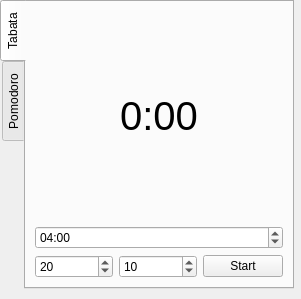
disbeliever/tabata, file ui/main.ui: the form before one commit.
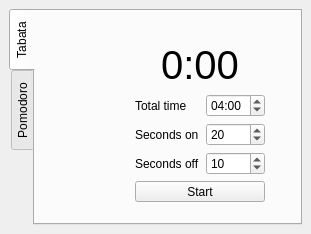
The form after the commit.

Diff of the .ui file:
```diff
--- a/ui/main.ui
+++ b/ui/main.ui
@@ -6,23 +6,17 @@
    <rect>
     <x>0</x>
     <y>0</y>
-    <width>301</width>
-    <height>299</height>
+    <width>311</width>
+    <height>232</height>
    </rect>
   </property>
   <property name="windowTitle">
    <string>Tabata</string>
   </property>
   <widget class="QWidget" name="centralwidget">
+   <layout class="QGridLayout" name="gridLayout_2">
+    <item row="0" column="0">
    <widget class="QTabWidget" name="tabWidget">
-    <property name="geometry">
-     <rect>
-      <x>0</x>
-      <y>0</y>
-      <width>294</width>
-      <height>289</height>
-     </rect>
-    </property>
     <property name="sizePolicy">
      <sizepolicy hsizetype="Maximum" vsizetype="Maximum">
       <horstretch>0</horstretch>
@@ -39,8 +33,15 @@
      <attribute name="title">
       <string>Tabata</string>
      </attribute>
-     <layout class="QHBoxLayout" name="horizontalLayout_2">
-      <item>
+       <widget class="QWidget" name="">
+        <property name="geometry">
+         <rect>
+          <x>100</x>
+          <y>30</y>
+          <width>130</width>
+          <height>161</height>
+         </rect>
+        </property>
        <layout class="QVBoxLayout" name="verticalLayout">
         <item>
          <widget class="QLabel" name="timerLabel">
@@ -64,6 +65,15 @@
          </widget>
         </item>
         <item>
+          <layout class="QGridLayout" name="gridLayout">
+           <item row="0" column="0">
+            <widget class="QLabel" name="labelTotalTime">
+             <property name="text">
+              <string>Total time</string>
+             </property>
+            </widget>
+           </item>
+           <item row="0" column="1">
          <widget class="QTimeEdit" name="timeEdit">
           <property name="time">
            <time>
@@ -77,9 +87,14 @@
           </property>
          </widget>
         </item>
-        <item>
-         <layout class="QHBoxLayout" name="horizontalLayout">
-          <item>
+           <item row="1" column="0">
+            <widget class="QLabel" name="label">
+             <property name="text">
+              <string>Seconds on</string>
+             </property>
+            </widget>
+           </item>
+           <item row="1" column="1">
            <widget class="QSpinBox" name="spinBoxInterval">
             <property name="toolTip">
              <string>Time to do exercise, seconds</string>
@@ -89,7 +104,14 @@
             </property>
            </widget>
           </item>
-          <item>
+           <item row="2" column="0">
+            <widget class="QLabel" name="label_2">
+             <property name="text">
+              <string>Seconds off</string>
+             </property>
+            </widget>
+           </item>
+           <item row="2" column="1">
            <widget class="QSpinBox" name="spinBoxPause">
             <property name="toolTip">
              <string>Time to rest, seconds</string>
@@ -99,8 +121,16 @@
             </property>
            </widget>
           </item>
+          </layout>
+         </item>
           <item>
            <widget class="QPushButton" name="startButton">
+           <property name="maximumSize">
+            <size>
+             <width>16777215</width>
+             <height>21</height>
+            </size>
+           </property>
             <property name="text">
              <string>Start</string>
             </property>
@@ -110,10 +140,7 @@
            </widget>
           </item>
          </layout>
-        </item>
-       </layout>
-      </item>
-     </layout>
+       </widget>
     </widget>
     <widget class="QWidget" name="tabPomodoro">
      <attribute name="title">
@@ -154,6 +181,8 @@
      </layout>
     </widget>
    </widget>
+    </item>
+   </layout>
   </widget>
   <action name="actionRenameTask">
    <property name="text">
```
Lines whose indentation alone changed are shown as unchanged.
